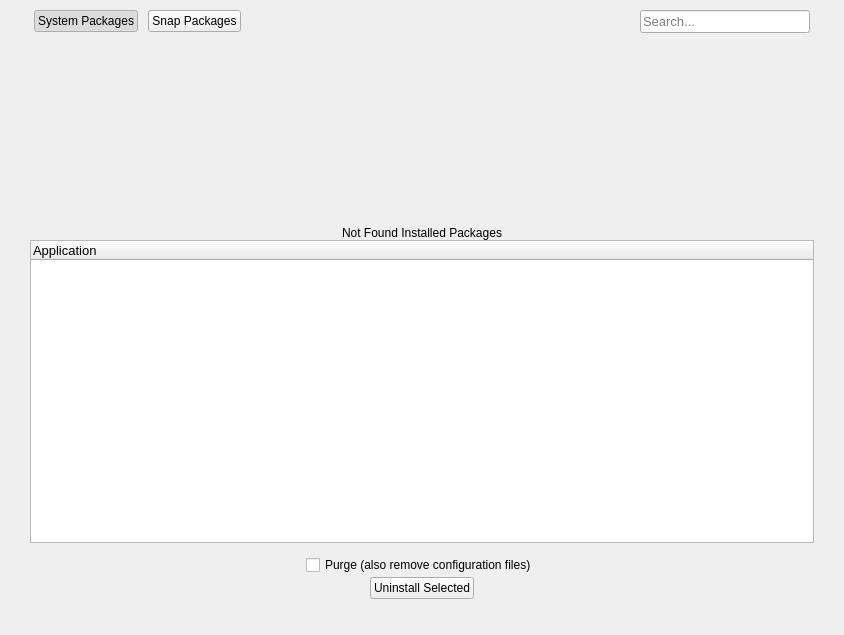
Above: shared/nexis/Pages/Uninstaller/uninstallerpage.ui from s4solutionsllc/Nexis before the change. Below: the same form after it.
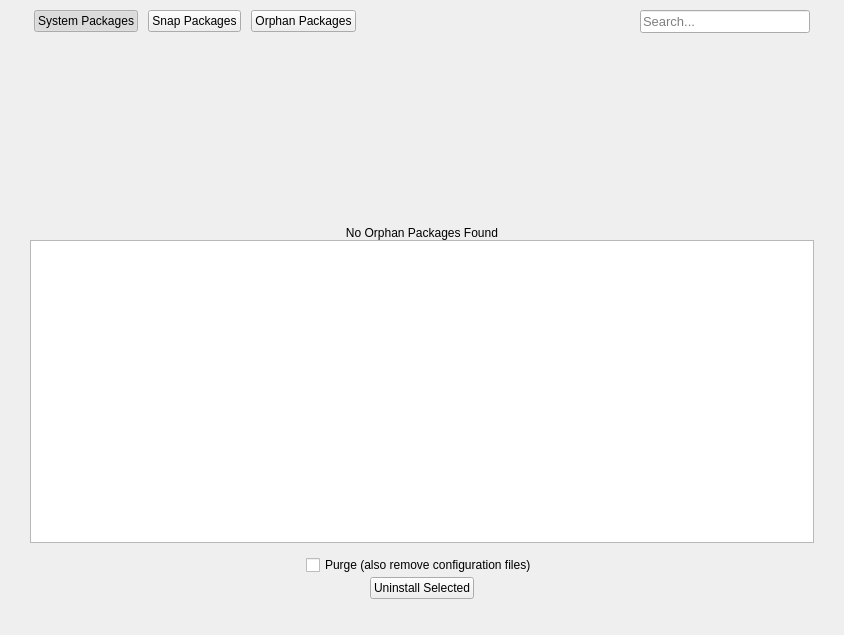
That is the form after the change. The open tabs and pages were chosen to show the change.

Commit message: feat(cleaner,uninstaller): add snap/flatpak cleanup and orphan packages (FR-79, FR-80)

```diff
--- a/shared/nexis/Pages/Uninstaller/uninstallerpage.ui
+++ b/shared/nexis/Pages/Uninstaller/uninstallerpage.ui
@@ -280,6 +280,128 @@
        </item>
       </layout>
      </widget>
+     <widget class="QWidget" name="pageOrphanPackages">
+      <layout class="QGridLayout" name="gridLayout_4">
+       <property name="leftMargin">
+        <number>0</number>
+       </property>
+       <property name="topMargin">
+        <number>0</number>
+       </property>
+       <property name="rightMargin">
+        <number>0</number>
+       </property>
+       <property name="bottomMargin">
+        <number>0</number>
+       </property>
+       <property name="spacing">
+        <number>0</number>
+       </property>
+       <item row="0" column="0">
+        <widget class="QWidget" name="notFoundWidget_3" native="true">
+         <property name="sizePolicy">
+          <sizepolicy hsizetype="Preferred" vsizetype="Expanding">
+           <horstretch>0</horstretch>
+           <verstretch>0</verstretch>
+          </sizepolicy>
+         </property>
+         <property name="minimumSize">
+          <size>
+           <width>0</width>
+           <height>200</height>
+          </size>
+         </property>
+         <property name="maximumSize">
+          <size>
+           <width>16777215</width>
+           <height>200</height>
+          </size>
+         </property>
+         <property name="accessibleName">
+          <string>notFoundWidget</string>
+         </property>
+         <property name="styleSheet">
+          <string notr="true"/>
+         </property>
+         <layout class="QVBoxLayout" name="notFoundLayout_3">
+          <property name="spacing">
+           <number>0</number>
+          </property>
+          <property name="leftMargin">
+           <number>0</number>
+          </property>
+          <property name="topMargin">
+           <number>0</number>
+          </property>
+          <property name="rightMargin">
+           <number>0</number>
+          </property>
+          <property name="bottomMargin">
+           <number>0</number>
+          </property>
+          <item>
+           <widget class="QLabel" name="lblNotFoundOrphan">
+            <property name="sizePolicy">
+             <sizepolicy hsizetype="Preferred" vsizetype="Expanding">
+              <horstretch>0</horstretch>
+              <verstretch>0</verstretch>
+             </sizepolicy>
+            </property>
+            <property name="text">
+             <string>No Orphan Packages Found</string>
+            </property>
+            <property name="alignment">
+             <set>Qt::AlignBottom|Qt::AlignHCenter</set>
+            </property>
+           </widget>
+          </item>
+         </layout>
+        </widget>
+       </item>
+       <item row="1" column="0">
+        <widget class="QListWidget" name="listWidgetOrphanPackages">
+         <property name="font">
+          <font>
+           <pointsize>10</pointsize>
+          </font>
+         </property>
+         <property name="focusPolicy">
+          <enum>Qt::NoFocus</enum>
+         </property>
+         <property name="styleSheet">
+          <string notr="true"/>
+         </property>
+         <property name="autoScrollMargin">
+          <number>10</number>
+         </property>
+         <property name="editTriggers">
+          <set>QAbstractItemView::NoEditTriggers</set>
+         </property>
+         <property name="selectionMode">
+          <enum>QAbstractItemView::NoSelection</enum>
+         </property>
+         <property name="selectionBehavior">
+          <enum>QAbstractItemView::SelectRows</enum>
+         </property>
+         <property name="iconSize">
+          <size>
+           <width>20</width>
+           <height>20</height>
+          </size>
+         </property>
+         <property name="textElideMode">
+          <enum>Qt::ElideMiddle</enum>
+         </property>
+         <property name="spacing">
+          <number>4</number>
+         </property>
+         <property name="uniformItemSizes">
+          <bool>false</bool>
+         </property>
+        </widget>
+       </item>
+      </layout>
+     </widget>
     </widget>
    </item>
    <item row="6" column="0" colspan="3" alignment="Qt::AlignHCenter|Qt::AlignBottom">
@@ -402,6 +524,25 @@
         </attribute>
        </widget>
       </item>
+      <item>
+       <widget class="QPushButton" name="btnOrphanPackages">
+        <property name="cursor">
+         <cursorShape>PointingHandCursor</cursorShape>
+        </property>
+        <property name="focusPolicy">
+         <enum>Qt::NoFocus</enum>
+        </property>
+        <property name="text">
+         <string>Orphan Packages</string>
+        </property>
+        <property name="checkable">
+         <bool>true</bool>
+        </property>
+        <attribute name="buttonGroup">
+         <string notr="true">navBtnGroup</string>
+        </attribute>
+       </widget>
+      </item>
       <item>
        <spacer name="horizontalSpacer">
         <property name="orientation">
```
The commit also changes 23 other files.
